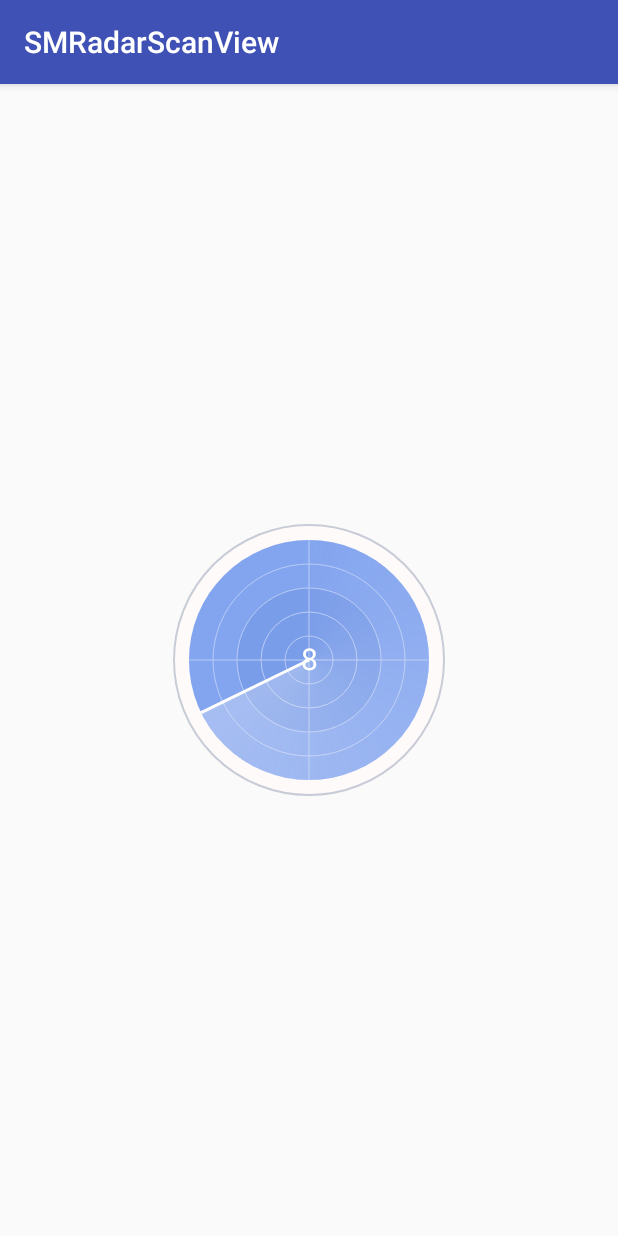
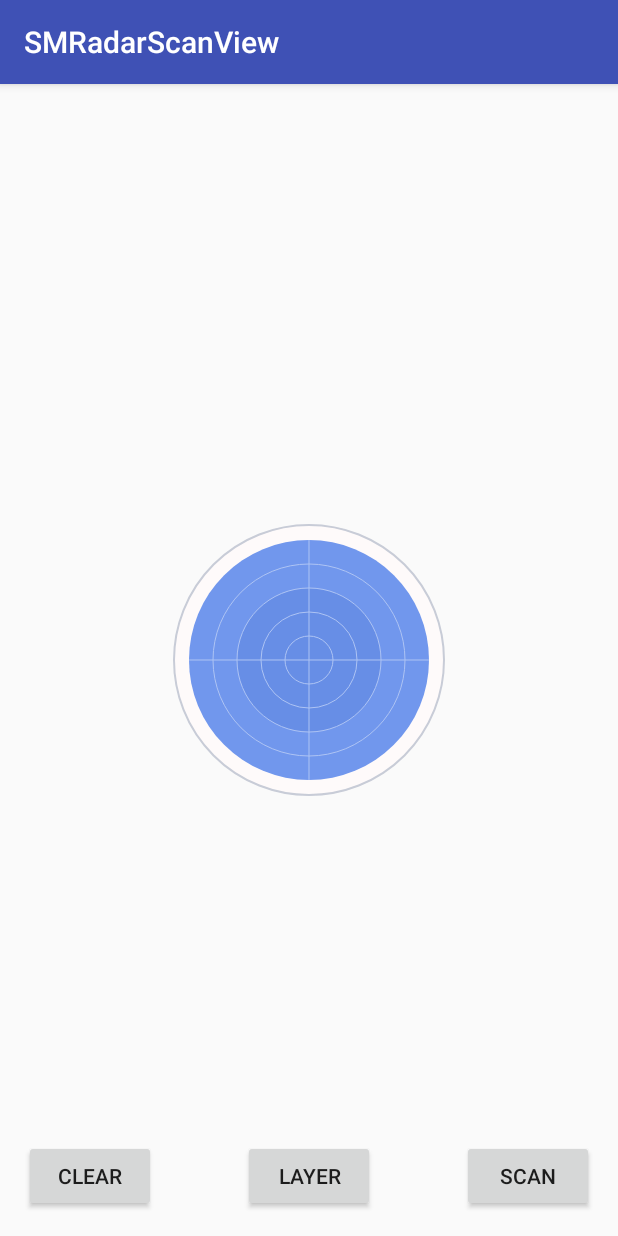
Before and after one commit to asdzheng/SMRadarScanView, an Android app: the screen it shows after launch (MainActivity), on a phone screen of 412 x 824 dp. Run offline under Robolectric (Android 15) with nearby library versions, the phone set to English and light mode, and no system bars; 1 statement that could not run was skipped.

Commit message:
处理清除垃圾效果，还未实现

```diff
--- a/app/src/main/java/com/asdzheng/smradarscanview/MainActivity.java
+++ b/app/src/main/java/com/asdzheng/smradarscanview/MainActivity.java
@@ -2,12 +2,53 @@ package com.asdzheng.smradarscanview;
 
 import android.support.v7.app.AppCompatActivity;
 import android.os.Bundle;
+import android.view.View;
 
 public class MainActivity extends AppCompatActivity {
+
+    private RadarScanView radar;
+
+    int i = 0;
+
+    int j = 0;
 
     @Override
     protected void onCreate(Bundle savedInstanceState) {
         super.onCreate(savedInstanceState);
         setContentView(R.layout.activity_main);
+
+        radar = (RadarScanView) findViewById(R.id.radar);
+
+        findViewById(R.id.btn).setOnClickListener(new View.OnClickListener() {
+            @Override
+            public void onClick(View v) {
+                i++;
+              if(i % 2 == 0) {
+                  radar.stopScan();
+              } else {
+                  radar.startScan();
+              }
+            }
+        });
+
+        findViewById(R.id.btn_layer).setOnClickListener(new View.OnClickListener() {
+            @Override
+            public void onClick(View v) {
+                radar.changeLayer();
+            }
+        });
+
+        findViewById(R.id.btn_clear).setOnClickListener(new View.OnClickListener() {
+            @Override
+            public void onClick(View v) {
+                j++;
+                if(j%2 == 0) {
+                    radar.stopClear();
+                } else {
+                    radar.startClear();
+                }
+
+            }
+        });
     }
 }
--- a/app/src/main/java/com/asdzheng/smradarscanview/RadarScanView.java
+++ b/app/src/main/java/com/asdzheng/smradarscanview/RadarScanView.java
@@ -4,6 +4,7 @@ package com.asdzheng.smradarscanview;
 import android.annotation.TargetApi;
 import android.content.Context;
 import android.content.res.TypedArray;
+import android.graphics.Bitmap;
 import android.graphics.Canvas;
 import android.graphics.Color;
 import android.graphics.Matrix;
@@ -24,7 +25,8 @@ public class RadarScanView extends View {
 
     private int defaultWidth;
     private int defaultHeight;
-    private int start = 270;
+    private int startScanDegree = 270;
+    private int startClearDegree = 270;
     private int centerX;
     private int centerY;
     private int radarRadius;
@@ -53,9 +55,16 @@ public class RadarScanView extends View {
 
     private Paint mPaintText;
 
-    private Matrix matrix;
+    private Matrix scanMatrix;
 
+
+    private Matrix clearMatrix;
+    private Paint mPaintClear;
     private boolean isLayer = true;
+    private boolean startClear = false;
+    private Canvas layerCanvas;
+
+    private Bitmap layerBitmap;
 
     public void changeLayer() {
         isLayer = !isLayer;
@@ -64,14 +73,35 @@ public class RadarScanView extends View {
     private int[] colors;
     private float[] positions;
     private Handler handler = new Handler();
+
+
+    private boolean startScan = false;
+
     private Runnable run = new Runnable() {
         @Override
         public void run() {
-            matrix = new Matrix();
-            start += 2;
-            matrix.postRotate(start, centerX, centerY);
+                scanMatrix = new Matrix();
+                startScanDegree += 2;
+                scanMatrix.postRotate(startScanDegree, centerX, centerY);
+
                 postInvalidate();
+                if(startScan) {
                     handler.postDelayed(run, 10);
+                }
+        }
+    };
+
+    private Runnable clearRun = new Runnable() {
+        @Override
+        public void run() {
+            clearMatrix = new Matrix();
+            startClearDegree -= 2;
+            clearMatrix.postRotate(startClearDegree, centerX, centerY);
+
+            postInvalidate();
+//            if(startClearDegree > -90) {
+                handler.postDelayed(clearRun, 10);
+//            }
         }
     };
 
@@ -114,21 +144,22 @@ public class RadarScanView extends View {
             ta.recycle();
         }
 
+        defaultWidth = dip2px(context, DEFAULT_WIDTH);
+        defaultHeight = dip2px(context, DEFAULT_HEIGHT);
+
         initPaint();
         //得到当前屏幕的像素宽高
 
-        defaultWidth = dip2px(context, DEFAULT_WIDTH);
-        defaultHeight = dip2px(context, DEFAULT_HEIGHT);
 
-        colors = new int[]{ Color.parseColor("#11FAFAFA"), Color.parseColor("#11FAFAFA"),
+        colors = new int[]{ Color.parseColor("#20FAFAFA"), Color.parseColor("#20FAFAFA"),
                  Color.parseColor("#59FAFAFA")};
         positions = new float[]{0, 0.3f, 1.0f};
 
 //        shader = new SweepGradient(centerX, centerY, new int[]{Color.parseColor("#00FFFFFF"),
 //                Color.parseColor("#64FFFFFF"), Color.parseColor("#FFFFFFFF")}, new float[]{0, 0.7f, 1.0f});
 
-        matrix = new Matrix();
-        handler.post(run);
+        scanMatrix = new Matrix();
+//        handler.post(run);
 
         radarRadius = Math.min(defaultWidth, defaultHeight);
     }
@@ -175,9 +206,15 @@ public class RadarScanView extends View {
         mPaintStrokeOutSize.setStrokeWidth(2);
 
         mPaintWhiteLayer = new Paint();
-        mPaintWhiteLayer.setColor(Color.parseColor("#11FAFAFA"));
+        mPaintWhiteLayer.setColor(Color.parseColor("#50FAFAFA"));
         mPaintWhiteLayer.setAntiAlias(true);//抗锯齿
         mPaintWhiteLayer.setStyle(Paint.Style.FILL);//设置为实心
+
+        mPaintClear = new Paint();
+        mPaintClear.setColor(Color.BLACK);
+//        mPaintClear.setAlpha(0);
+//        mPaintClear.setAlpha(0);
+        mPaintClear.setAntiAlias(true);
 
         mPaintText = new Paint(Paint.ANTI_ALIAS_FLAG);
         mPaintText.setTextSize(dip2px(getContext(), 20));
@@ -186,15 +223,9 @@ public class RadarScanView extends View {
         mPaintText.setFakeBoldText(false);
         mPaintText.setTypeface(Typeface.SANS_SERIF);
 
-//        mPaintText.setStrokeWidth(1);
-//        mPaintText.setText
-//        Paint.FontMetrics fontMetrics = mPaintText.getFontMetrics();
-//        float fontTotalHeight = fontMetrics.bottom - fontMetrics.top;
-//        offY = fontTotalHeight / 2 - fontMetrics.bottom;
-
+        layerBitmap = Bitmap.createBitmap(defaultWidth, defaultHeight, Bitmap.Config.RGB_565);
+        layerCanvas = new Canvas();
     }
-
-    float offY;
 
     @Override
     protected void onMeasure(int widthMeasureSpec, int heightMeasureSpec) {
@@ -251,21 +282,30 @@ public class RadarScanView extends View {
         canvas.drawLine(centerX - radarRadius, centerY, centerX + radarRadius, centerY, mPaintStroke);
         canvas.drawLine(centerX, centerY - radarRadius, centerX, centerY + radarRadius, mPaintStroke);
 
+        if(startClear) {
+            layerCanvas.concat(clearMatrix);
+            layerCanvas.drawLine(centerX, centerY, centerX + radarRadius, centerY, mPaintClear);
+        }
+
         if(isLayer) {
-            canvas.drawCircle(centerX, centerY,  radarRadius, mPaintWhiteLayer);
+//            SweepGradient shader = new SweepGradient(centerX, centerY, colors, positions);
+//            mPaintRadar.setShader(shader);
+            layerCanvas.drawCircle(centerX, centerY,  radarRadius, mPaintWhiteLayer);
         }
 
 
+        if(startScan && !startClear) {
             canvas.drawText(i+"", centerX, centerY - ((mPaintText.descent() + mPaintText.ascent()) / 2), mPaintText);
 
             //设置颜色渐变从透明到不透明
             //        Shader shader = new SweepGradient(centerX, centerY, Color.TRANSPARENT, tailColor);
+
             SweepGradient shader = new SweepGradient(centerX, centerY, colors, positions);
             mPaintRadar.setShader(shader);
-        canvas.concat(matrix);
+            canvas.concat(scanMatrix);
             canvas.drawLine(centerX, centerY, centerX + radarRadius, centerY, mPaintRadarLine);
             canvas.drawCircle(centerX, centerY,  radarRadius, mPaintRadar);
-
+        }
         canvas.restore();
     }
 
@@ -279,6 +319,21 @@ public class RadarScanView extends View {
         return (int) (pxValue / scale + 0.5f);
     }
 
+    public void startScan() {
+        startScan = true;
+        handler.post(run);
+    }
 
+    public void stopScan() {
+        startScan = false;
+    }
 
+    public void startClear() {
+        startClear = true;
+        handler.post(clearRun);
     }
+
+    public void stopClear() {
+        startClear = false;
+    }
+}
--- a/app/src/main/res/layout/activity_main.xml
+++ b/app/src/main/res/layout/activity_main.xml
@@ -10,9 +10,38 @@
     android:paddingBottom="@dimen/activity_vertical_margin"
     tools:context="com.asdzheng.smradarscanview.MainActivity">
 
+
+
     <com.asdzheng.smradarscanview.RadarScanView
+        android:id="@+id/radar"
         android:layout_height="match_parent"
         android:layout_width="match_parent"
         />
 
+    <Button
+        android:id="@+id/btn"
+        android:layout_width="wrap_content"
+        android:layout_height="wrap_content"
+        android:layout_alignParentBottom="true"
+        android:layout_alignParentRight="true"
+        android:text="scan"
+        />
+
+    <Button
+        android:id="@+id/btn_clear"
+        android:layout_width="wrap_content"
+        android:layout_height="wrap_content"
+        android:layout_alignParentBottom="true"
+        android:text="clear"
+        />
+
+    <Button
+        android:id="@+id/btn_layer"
+        android:layout_width="wrap_content"
+        android:layout_height="wrap_content"
+        android:layout_alignParentBottom="true"
+        android:layout_centerHorizontal="true"
+        android:text="layer"
+        />
+
 </RelativeLayout>
```
Lines whose indentation alone changed are shown as unchanged.
